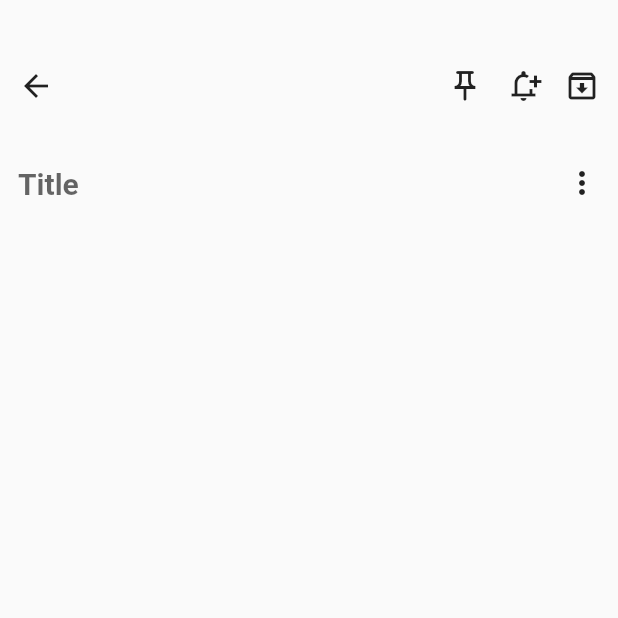
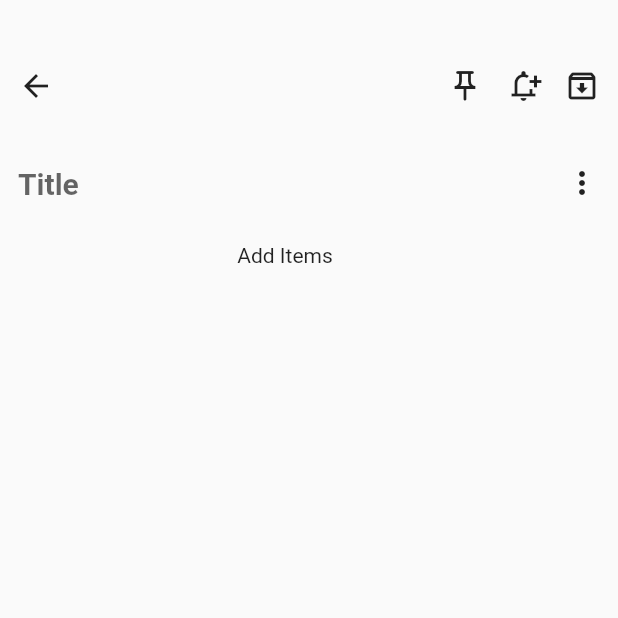
Before and after one commit to Mashnjogu/Flutter-Google-Keep-Clone, a Flutter app: the ListScreen screen opened by its route, on a phone screen of 412 x 824 dp, the top half of it. Run offline on Flutter 3.47's test engine with Material 2 defaults, Android fonts, the light colour scheme and no system bars.

Commit message:
adding and removing dynamic textfields one

```diff
--- a/lib/views/bottom_nav_screens/list_screen.dart
+++ b/lib/views/bottom_nav_screens/list_screen.dart
@@ -11,6 +11,9 @@ class ListScreen extends StatefulWidget {
 }
 
 class _ListScreenState extends State<ListScreen> {
+  static List<String> friendsList = [];
+  final _formKey = GlobalKey<FormState>();
+
   @override
   Widget build(BuildContext context) {
     var size = MediaQuery.of(context).size;
@@ -57,7 +60,22 @@ class _ListScreenState extends State<ListScreen> {
                                 ))
                               ],
                             ),
-
+                            SizedBox(
+                              height: 16,
+                            ),
+                            Form(
+                              key: _formKey,
+                              child: Padding(
+                                padding: EdgeInsets.only(right: 32.0),
+                                child: Column(
+                                    crossAxisAlignment:
+                                        CrossAxisAlignment.start,
+                                    children: [
+                                      Text("Add Items"),
+                                      ...getItemList()
+                                    ]),
+                              ),
+                            )
                           ],
                         ),
                       ),
@@ -88,4 +106,64 @@ class _ListScreenState extends State<ListScreen> {
       ),
     ));
   }
+
+  List<Widget> getItemList() {
+    List<Widget> itemTextFields = [];
+    for (int i = 0; i < friendsList.length; i++) {
+      itemTextFields.add(Padding(
+        padding: EdgeInsets.symmetric(vertical: 16),
+        child: Row(
+          children: [
+            Expanded(
+                child: ListItemTextField(
+              index: i,
+            )),
+            SizedBox(
+              width: 10,
+            ),
+            Icon(Icons.remove)
+          ],
+        ),
+      ));
+    }
+    return itemTextFields;
+  }
 }
+
+class ListItemTextField extends StatefulWidget {
+  int index;
+  ListItemTextField({required this.index});
+
+  @override
+  State<ListItemTextField> createState() => _ListItemTextFieldState();
+}
+
+class _ListItemTextFieldState extends State<ListItemTextField> {
+  late TextEditingController _listItemController;
+
+  @override
+  void initState() {
+    _listItemController = TextEditingController();
+    super.initState();
+  }
+
+  @override
+  void dispose() {
+    _listItemController.dispose();
+    super.dispose();
+  }
+
+  @override
+  Widget build(BuildContext context) {
+    WidgetsBinding.instance.addPostFrameCallback(((timeStamp) {
+      _listItemController.text =
+          _ListScreenState.friendsList[widget.index] ?? '';
+    }));
+    return TextFormField(
+      controller: _listItemController,
+      onChanged: ((value) {}),
+      decoration: InputDecoration(hintText: "Enter your name"),
+      validator: ((value) {}),
+    );
+  }
+}
```
